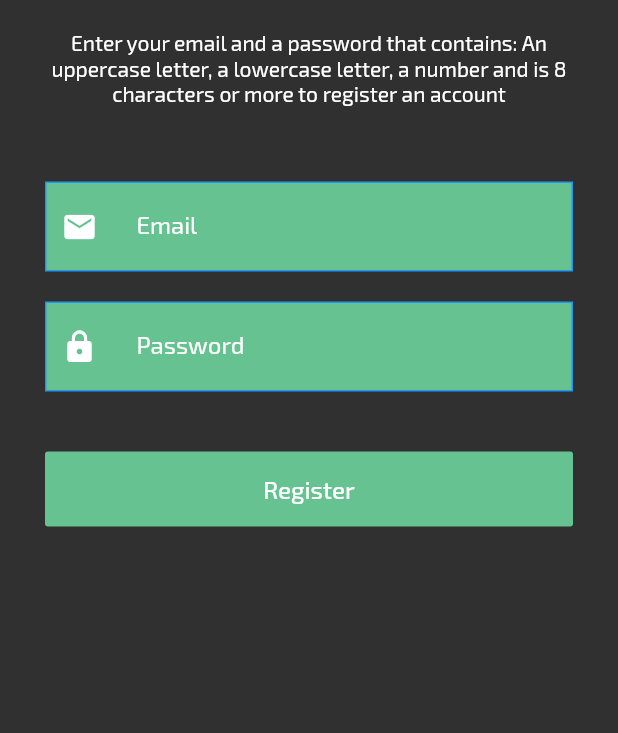
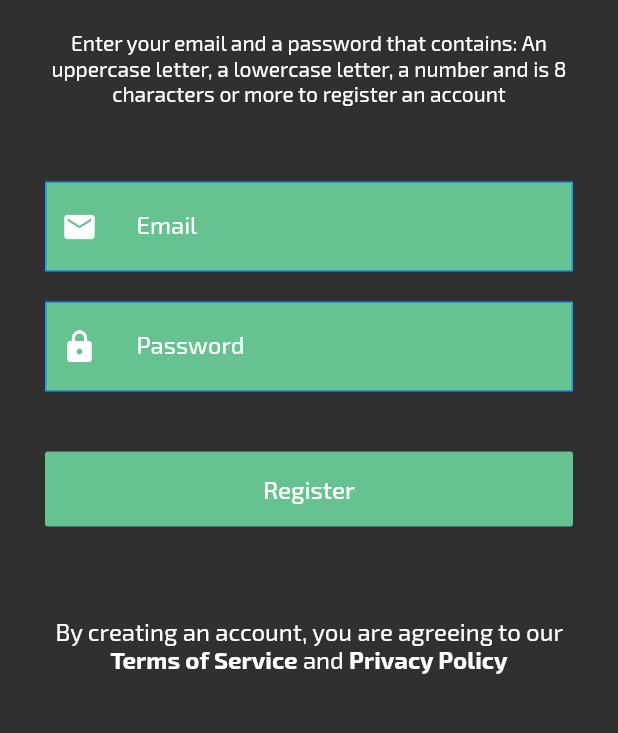
Before and after one commit to gcisneros310/QuickPC, a Flutter app: the RegisterScreen screen opened by its route, on a phone screen of 412 x 824 dp, the part 135-868 px from its top. Run offline on Flutter 3.47's test engine with Material 2 defaults, Android fonts, the phone set to English and light mode, and no system bars; our stand-ins replace cloud_firestore, firebase_auth, firebase_core, firebase_database, flutter_markdown, flutter_spinkit and 5 more; missing offline and left inert: any_link_preview, shared_preferences_settings; accounts and stored records are empty; network calls fail.

Commit message:
Oct 26 - Updated with ToS and privacy policy

```diff
--- a/lib/pages/account/change_password.dart
+++ b/lib/pages/account/change_password.dart
@@ -27,7 +27,7 @@ class _ChangePasswordState extends State<ChangePassword> {
     return Scaffold(
       backgroundColor: Colors.grey[850],
       appBar: AppBar(
-        title: Text("Reset Password"),
+        title: Text("Change Password"),
         titleTextStyle: GoogleFonts.exo2(color: Colors.white, fontSize: 14, fontWeight: FontWeight.bold),
         backgroundColor: logoColor,
         centerTitle: true,
@@ -48,7 +48,7 @@ class _ChangePasswordState extends State<ChangePassword> {
                         children: <Widget>[
                           SizedBox(height: 100),
                           Text(
-                            'Reset Password',
+                            'Change Password',
                             textAlign: TextAlign.center,
                             style:
                             GoogleFonts.exo2(color: Colors.white, fontSize: 28),
@@ -155,7 +155,7 @@ class _ChangePasswordState extends State<ChangePassword> {
                               );
                             },
                             color: logoColor,
-                            child: Text('Reset Password',
+                            child: Text('Change Password',
                                 style: GoogleFonts.exo2(color: Colors.grey[850], fontSize: 16)),
                             textColor: Colors.white,
                           ),
--- a/lib/pages/authenticate/loginscreen.dart
+++ b/lib/pages/authenticate/loginscreen.dart
@@ -4,6 +4,7 @@ import 'package:google_fonts/google_fonts.dart';
 import 'package:quick_pc/pages/authenticate/passwordreset.dart';
 import 'package:quick_pc/pages/authenticate/registerscreen.dart';
 import 'package:quick_pc/pages/home/home.dart';
+import 'package:quick_pc/pages/terms_of_service/terms_and_policy.dart';
 import 'package:quick_pc/services/auth.dart';
 import 'package:quick_pc/shared/loading.dart';
 
@@ -133,7 +134,7 @@ class _LoginScreenState extends State<LoginScreen> {
                             )
                         )
                       ]
-                  )
+                  ),
                 ],
               ),
             ),
--- a/lib/pages/authenticate/registerscreen.dart
+++ b/lib/pages/authenticate/registerscreen.dart
@@ -1,5 +1,7 @@
+import 'package:flutter/gestures.dart';
 import 'package:flutter/material.dart';
 import 'package:google_fonts/google_fonts.dart';
+import 'package:quick_pc/pages/terms_of_service/terms_and_policy.dart';
 import 'package:quick_pc/services/auth.dart';
 import 'package:quick_pc/shared/loading.dart';
 import 'package:quick_pc/services/passwordvalidator.dart';
@@ -99,7 +101,42 @@ class _RegisterScreenState extends State<RegisterScreen> {
                         style: GoogleFonts.exo2(color: Colors.white, fontSize: 16)),
                     textColor: Colors.white,
                   ),
-                  SizedBox(height: 20),
+                  SizedBox(height:60),
+                  RichText(
+                    textAlign: TextAlign.center,
+                    text: TextSpan(
+                      text: "By creating an account, you are agreeing to our \n",
+                      style: GoogleFonts.exo2(color: Colors.white, fontSize: 16),
+                      children: [
+                        TextSpan(
+                          text: "Terms of Service",
+                          style: GoogleFonts.exo2(color: Colors.white, fontSize: 16, fontWeight: FontWeight.bold),
+                          recognizer: TapGestureRecognizer()..onTap =(){
+                            showDialog(context: context, builder: (context){
+                              return PrivacyPolicy(
+                                  mdFileName: 'terms_of_service.md'
+                              );
+                            },);
+                          },
+                        ),
+                        TextSpan(
+                          text: " and ",
+                          style: GoogleFonts.exo2(color: Colors.white, fontSize: 16),
+                        ),
+                        TextSpan(
+                          text: "Privacy Policy",
+                          style: GoogleFonts.exo2(color: Colors.white, fontSize: 16, fontWeight: FontWeight.bold),
+                          recognizer: TapGestureRecognizer()..onTap =(){
+                            showDialog(context: context, builder: (context){
+                              return PrivacyPolicy(
+                                  mdFileName: 'privacy_policy.md'
+                              );
+                            },);
+                          },
+                        ),
+                      ],
+                    ),
+                  ),
                 Text (
                     error,
                     style: GoogleFonts.exo2(color: Colors.red[600], fontSize: 16)
--- a/lib/pages/universal_drawer/NavigationDrawer.dart
+++ b/lib/pages/universal_drawer/NavigationDrawer.dart
@@ -152,7 +152,7 @@ class NavigationDrawer extends StatelessWidget{
     switch(index) {
       case -1:
         Navigator.of(context).pushReplacement(MaterialPageRoute(
-          builder: (context) => BottomNav(),
+          builder: (context) => Home(),
         ));
         break;
       case 0:
--- a/pubspec.yaml
+++ b/pubspec.yaml
@@ -45,6 +45,7 @@ dependencies:
   youtube_player_iframe: ^2.2.2
   shared_preferences_settings: ^1.2.0
   adobe_xd: ^2.0.0+1
+  flutter_markdown: ^0.6.8
 dev_dependencies:
   flutter_test:
     sdk: flutter
@@ -64,6 +65,7 @@ flutter:
 
   # To add assets to your application, add an assets section, like this:
   assets:
+    - assets/
     - assets/images/
     - assets/QuickPCLogo.png
     - assets/buildguideintropc.png
```
Also changed, not shown: lib/pages/account/account.dart (+44 -3 lines), lib/pages/terms_of_service/terms_and_policy.dart (added, +78 -0 lines), pubspec.lock, 2 other files.
